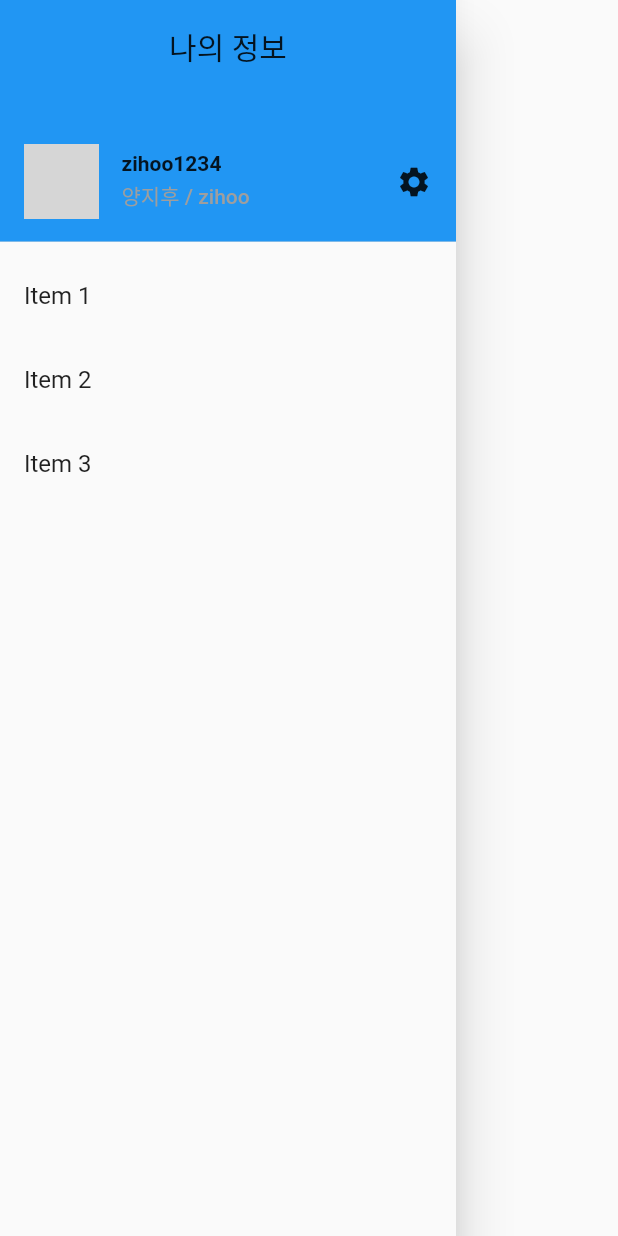
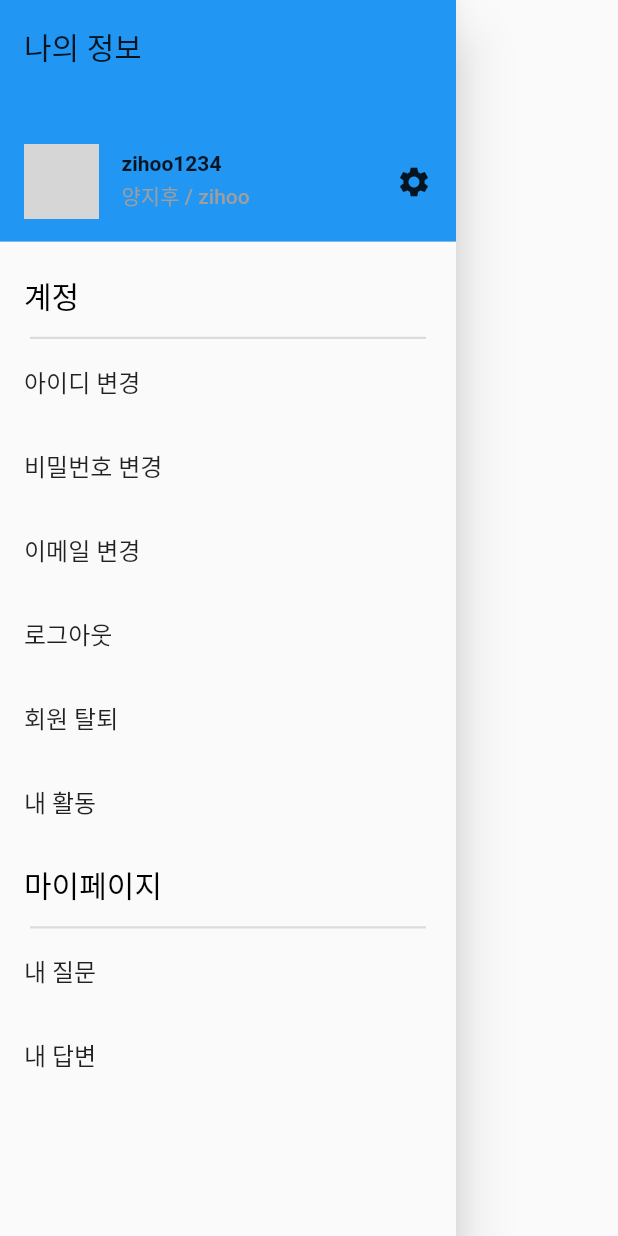
Before and after one commit to Hamgule/sthep, a Flutter app: the SideBar widget shown alone on an empty page, opened directly, on a phone screen of 412 x 824 dp. Run offline on Flutter 3.47's test engine with Material 2 defaults, Android fonts, the phone set to English and light mode, and no system bars; network calls fail; grey boxes are pictures that could not be loaded.

Commit message:
Update pubspec.yaml: merge conflict

```diff
--- a/lib/main_page/main_page.dart
+++ b/lib/main_page/main_page.dart
@@ -64,8 +64,7 @@ Widget profile(User user) => Row(
                 fit: BoxFit.fill,
                 image: user.image.image,
               ),
-        )
-    ),
+            )),
         const SizedBox(width: 15.0),
         Expanded(
           child: Column(
@@ -105,15 +104,22 @@ class _SideBarState extends State<SideBar> {
       child: ListView(
         children: [
           DrawerHeader(
-            child: Container(
             child: Column(
               children: [
-                  const Text(
+                Row(
+                  mainAxisAlignment: MainAxisAlignment.start,
+                  children: const [
+                    SizedBox(height: 30.0),
+                    Text(
                       '나의 정보',
-                    style: TextStyle(fontSize: 20.0,),
+                      style: TextStyle(
+                        fontSize: 20.0,
+                      ),
                       textAlign: TextAlign.start,
                     ),
-                  const Padding(padding: EdgeInsets.fromLTRB(0.0, 50.0, 0.0, 0.0)),
+                  ],
+                ),
+                const SizedBox(height: 50.0),
                 Row(
                   children: [
                     Expanded(child: profile(tempUser)),
@@ -122,16 +128,40 @@ class _SideBarState extends State<SideBar> {
                 ),
               ],
             ),
-            ),
             decoration: const BoxDecoration(
               color: Colors.blue,
             ),
           ),
 
           //Step 3, set child widgets in drawer
-          ListTile(title: Text('Item 1')),
-          ListTile(title: Text('Item 2')),
-          ListTile(title: Text('Item 3')),
+          const ListTile(
+            title: Text('계정',
+                style: TextStyle(fontSize: 20.0, color: Colors.black)),
+          ),
+          const Divider(
+            height: 1.0,
+            thickness: 1.5,
+            indent: 20.0,
+            endIndent: 20.0,
+          ),
+          const ListTile(title: Text('아이디 변경')),
+          const ListTile(title: Text('비밀번호 변경')),
+          const ListTile(title: Text('이메일 변경')),
+          const ListTile(title: Text('로그아웃')),
+          const ListTile(title: Text('회원 탈퇴')),
+          const  ListTile(title: Text('내 활동')),
+          const ListTile(
+            title: Text('마이페이지',
+                style: TextStyle(fontSize: 20.0, color: Colors.black)),
+          ),
+          const Divider(
+            height: 1.0,
+            thickness: 1.5,
+            indent: 20.0,
+            endIndent: 20.0,
+          ),
+          const ListTile(title: Text('내 질문')),
+          const ListTile(title: Text('내 답변')),
         ],
       ),
     );
--- a/pubspec.yaml
+++ b/pubspec.yaml
@@ -64,7 +64,7 @@ flutter:
   #   - images/a_dot_burr.jpeg
   #   - images/a_dot_ham.jpeg
   assets:
-      - assets/
+      - assets/images/
 
   # An image asset can refer to one or more resolution-specific "variants", see
   # https://flutter.dev/assets-and-images/#resolution-aware.
```
Lines whose indentation alone changed are shown as unchanged.
